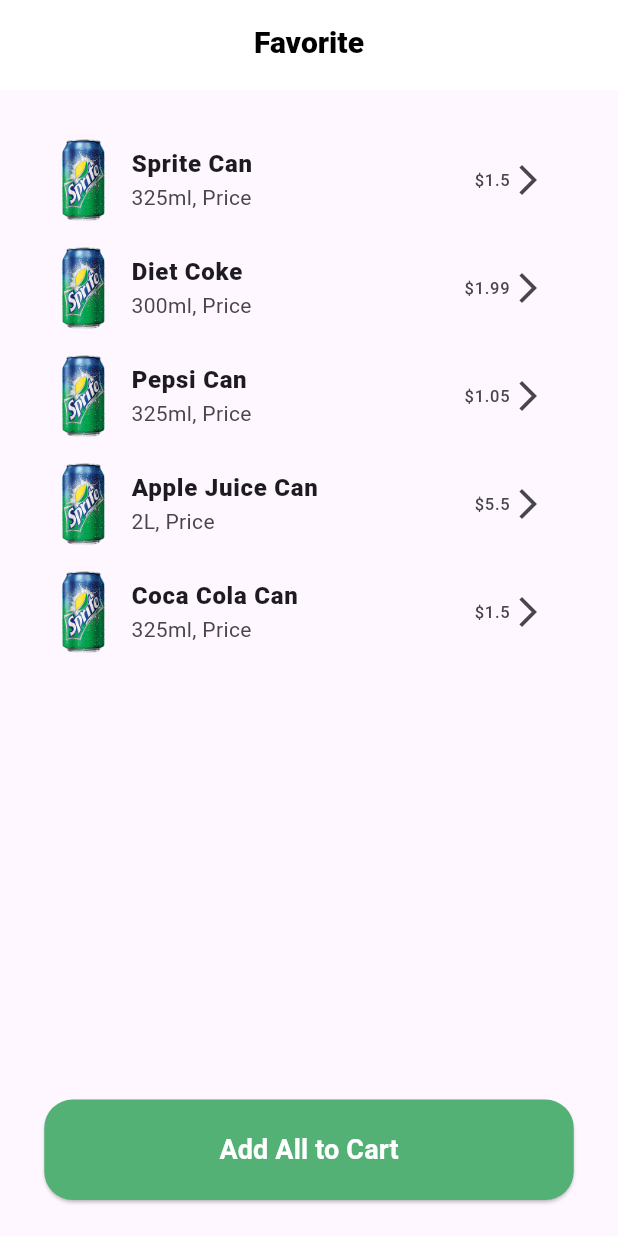
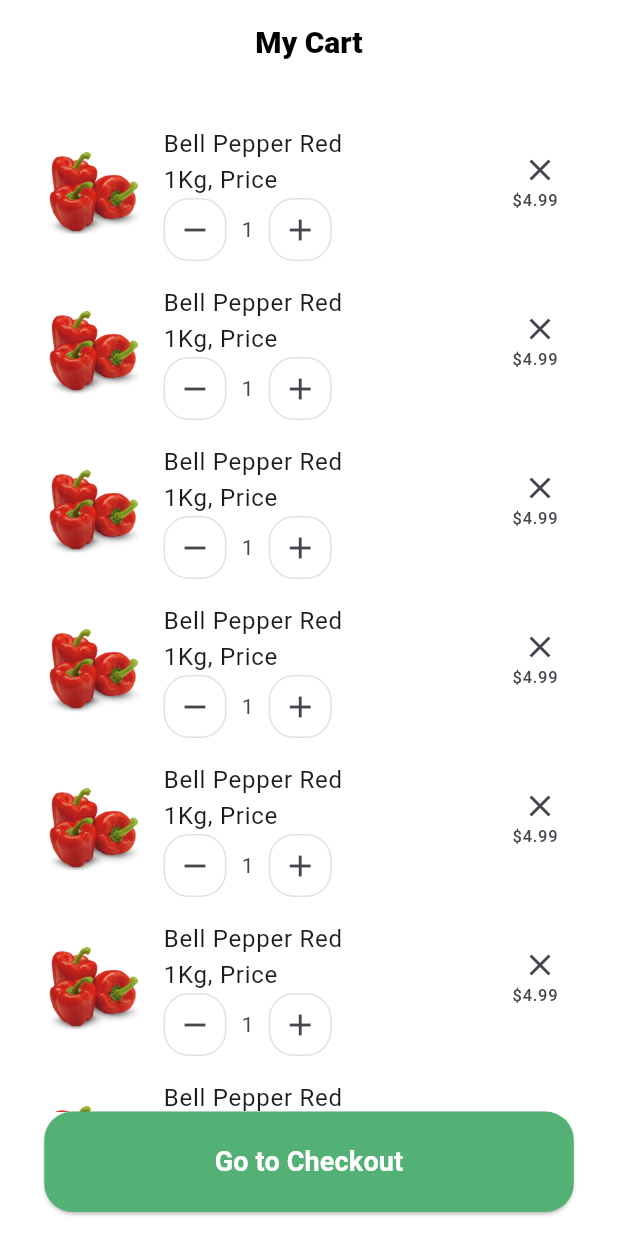
Before and after one commit to AbRehman536/batch_1_flutter, a Flutter app: the screen it shows after launch, on a phone screen of 412 x 824 dp. Run offline on Flutter 3.47's test engine with Material 3 defaults, Android fonts, the light colour scheme and no system bars; our stand-ins replace device_preview.

Commit message:
List View Done

```diff
--- a/lib/constants/app_assets.dart
+++ b/lib/constants/app_assets.dart
@@ -7,4 +7,6 @@
   static String backgroundImage = "assets/images/background.png";
   static String product1Image = "assets/images/product1.png";
   static String can1Image = "assets/images/can1.png";
+  static String mycart1Image = "assets/images/mycart1.png";
+  static String pepperImage = "assets/images/pepper.png";
 }
--- a/lib/main.dart
+++ b/lib/main.dart
@@ -5,6 +5,7 @@
 import 'package:owais_project/screens/home/explore.dart';
 import 'package:owais_project/screens/home/favorite.dart';
 import 'package:owais_project/screens/home/filter.dart';
+import 'package:owais_project/screens/home/my_cart.dart';
 import 'package:owais_project/screens/start_screen/onBoarding_screen.dart';
 import 'package:owais_project/screens/start_screen/splash_screen.dart';
 
@@ -37,7 +38,7 @@
         useMaterial3: true,
       ),
 
-      home: FavoriteScreen(),
+      home: MyCartScreen(),
     );
   }
 }
--- /dev/null
+++ b/lib/screens/home/my_cart.dart
@@ -0,0 +1,82 @@
+import 'package:flutter/material.dart';
+import 'package:owais_project/constants/app_assets.dart';
+import 'package:owais_project/constants/app_colors.dart';
+import 'package:owais_project/utils/widgets/custom_appbar.dart';
+import 'package:owais_project/utils/widgets/custom_button.dart';
+
+class MyCartScreen extends StatelessWidget {
+  const MyCartScreen({super.key});
+
+  @override
+  Widget build(BuildContext context) {
+    return Scaffold(
+      backgroundColor: AppColors.secondaryColor,
+      appBar: PreferredSize(
+          preferredSize: Size.fromHeight(60),
+          child: CustomAppbar(
+            title: "My Cart",
+          )),
+      body: Padding(
+        padding: const EdgeInsets.all(16.0),
+        child: Column(
+          children: [
+            Expanded(
+              child: ListView.builder(
+                itemBuilder: (BuildContext context, int index) {
+                  return ListTile(
+                    leading: Image.asset(AppAssets.pepperImage),
+                    title: Column(
+                      crossAxisAlignment: CrossAxisAlignment.start,
+                      children: [
+                        Text("Bell Pepper Red"),
+                        Text("1Kg, Price")
+                      ],
+                    ),
+                    subtitle: Row(
+                      children: [
+                        Container(
+                            decoration: BoxDecoration(
+                              borderRadius: .circular(17),
+                              border: Border.all(
+                                color: Color(0xffE2E2E2),
+                                width: 1
+                              )
+                            ) ,
+                            child: Padding(
+                              padding: const EdgeInsets.all(8.0),
+                              child: Icon(Icons.remove),
+                            )),
+                        SizedBox(width: 10,),
+                        Text("1"),
+                        SizedBox(width: 10,),
+                        Container(
+                            decoration: BoxDecoration(
+                                borderRadius: .circular(17),
+                                border: Border.all(
+                                    color: Color(0xffE2E2E2),
+                                    width: 1
+                                )
+                            ) ,
+                            child: Padding(
+                              padding: const EdgeInsets.all(8.0),
+                              child: Icon(Icons.add),
+                            )),
+                      ],
+                    ),
+                    trailing: Column(
+                      crossAxisAlignment: CrossAxisAlignment.end,
+                      children: [
+                        Icon(Icons.close),
+                        Text("\$4.99")
+                      ],
+                    ),
+                  );
+                },),
+            ),
+            CustomButton(btnLabel: "Go to Checkout", onPressed: (){})
+          ],
+        ),
+      ),
+    );
+  }
+}
```
Also changed, not shown: assets/images/mycart1.png (added), assets/images/pepper.png (added).
